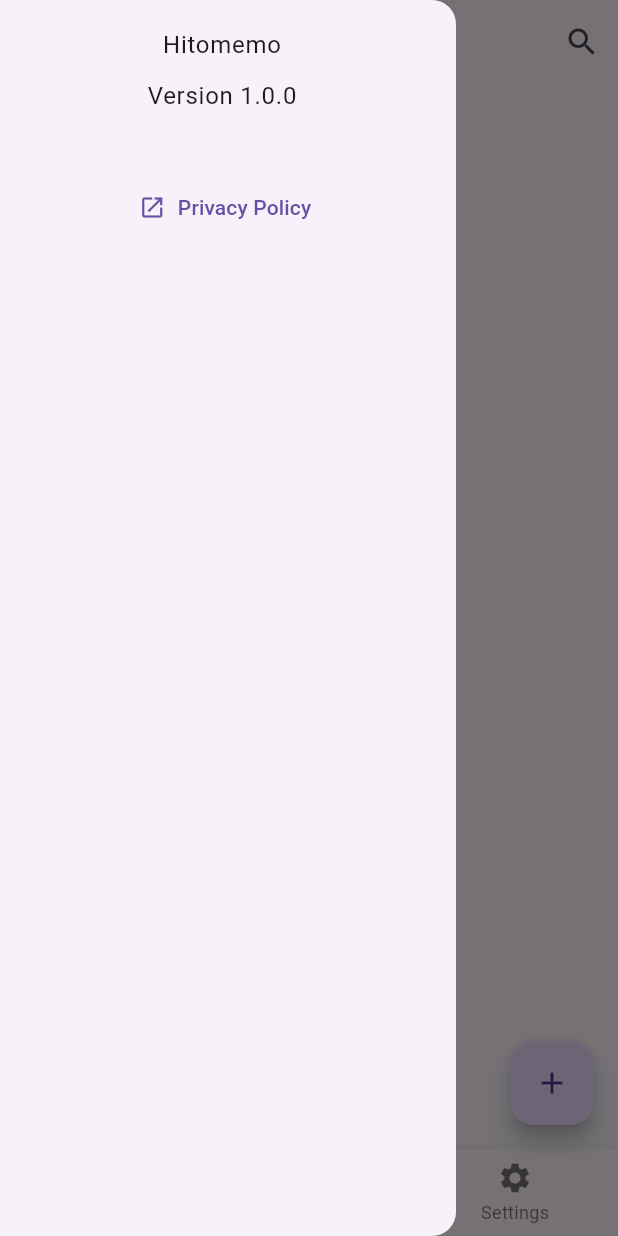
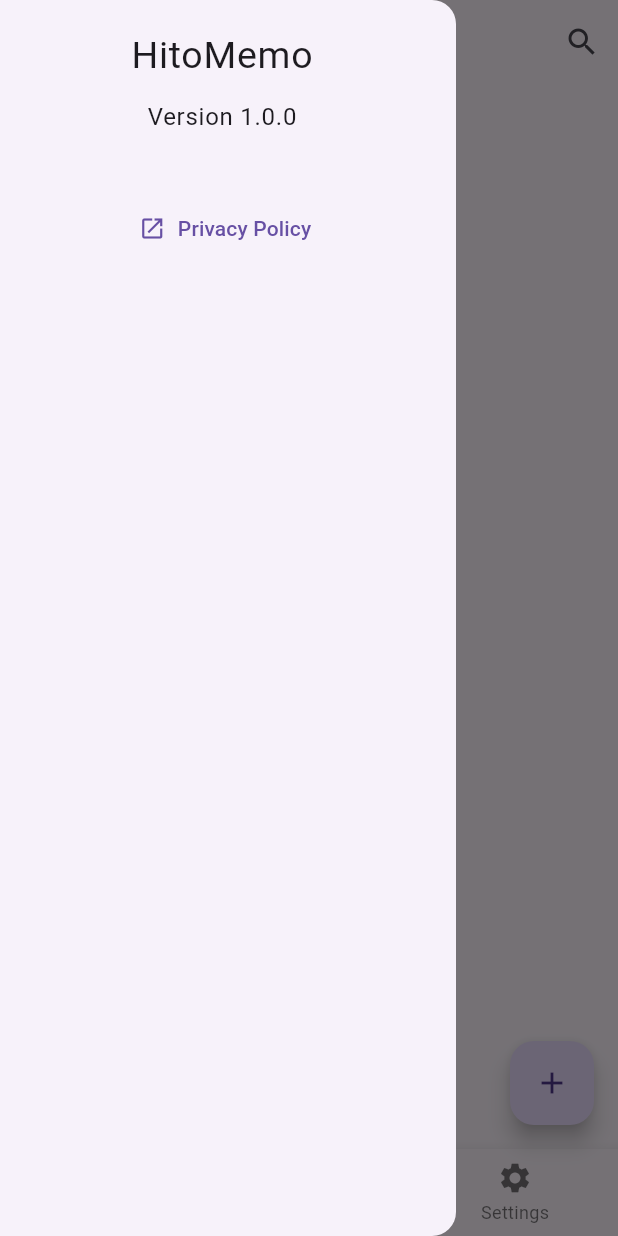
Before and after one commit to kikeda1102/Hitomemo2, a Flutter app: the screen it shows after launch, with the side drawer open, on a phone screen of 412 x 824 dp. Run offline on Flutter 3.47's test engine with Material 2 defaults, Android fonts, the phone set to English and light mode, and no system bars; our stand-ins replace isar; accounts and stored records are empty; generated files the repository leaves out were written again.

```diff
--- a/lib/main.dart
+++ b/lib/main.dart
@@ -4,17 +4,14 @@ import 'package:hito_memo_2/pages/home_page.dart'; // 開始画面用
 import 'package:hito_memo_2/services/isar_service.dart'; // IsarDBの操作用
 
 void main() async {
-  // IsarDBの初期化
+  // IsarDBを使うための初期化の保証
   WidgetsFlutterBinding.ensureInitialized();
-  // isar_service.dartで定義した、IsarServiceクラスのインスタンス化
-  final isarService = IsarService();
   // アプリの起動
-  runApp(MyApp(service: isarService));
+  runApp(MyApp());
 }
 
 class MyApp extends StatelessWidget {
-  final IsarService service;
-  const MyApp({Key? key, required this.service}) : super(key: key);
+  const MyApp({Key? key}) : super(key: key);
 
   @override
   Widget build(BuildContext context) {
@@ -25,7 +22,7 @@ class MyApp extends StatelessWidget {
         useMaterial3: true,
         primarySwatch: Colors.blueGrey,
       ),
-      home: HomePage(service: service),
+      home: MainPage(),
       // home: const Placeholder(), // for debug
     );
   }
--- a/lib/pages/home_page.dart
+++ b/lib/pages/home_page.dart
@@ -5,10 +5,28 @@ import 'package:hito_memo_2/pages/register_profile_page.dart';
 import 'package:hito_memo_2/pages/profile_detail_page.dart';
 import 'package:hito_memo_2/models/profile.dart';
 import 'package:hito_memo_2/services/isar_service.dart';
+// import 'package:navigator_scope/navigator_scope.dart'; // BottomAppBarを固定した画面遷移
 
-// ホーム画面
-class HomePage extends StatelessWidget {
-  final IsarService service;
+// メイン画面
+class MainPage extends StatefulWidget {
+  const MainPage({super.key});
+
+  @override
+  State<MainPage> createState() => _MainPageState();
+}
+
+class _MainPageState extends State<MainPage> {
+  // Isar service
+  final IsarService service = IsarService();
+  // ページのindex BottomNavigationBarで切り替える
+  int _currentIndex = 0;
+  final _pageWidgets = [
+    HomeWidget(),
+    QuizWidget(),
+    SettingWidget(),
+  ];
+  // BottomNavigationBarのindexを変更する関数
+  void _onItemTapped(int index) => setState(() => _currentIndex = index);
 
   // profilesのorderを現状順に更新する関数
   void refreshOrder(List<Profile> profiles, IsarService service) {
@@ -29,8 +47,6 @@ class HomePage extends StatelessWidget {
     profiles.then((value) => refreshOrder(value, service));
   }
 
-  const HomePage({Key? key, required this.service}) : super(key: key);
-
   @override
   Widget build(BuildContext context) {
     return Scaffold(
@@ -41,8 +57,9 @@ class HomePage extends StatelessWidget {
               title: Padding(
                 padding: EdgeInsets.all(10.0),
                 child: Column(
+                  crossAxisAlignment: CrossAxisAlignment.center,
                   children: [
-                      Text('Hitomemo'),
+                    Text('HitoMemo', style: TextStyle(fontSize: 25)),
                     SizedBox(height: 10),
                     Text('Version 1.0.0'),
                   ],
@@ -82,7 +99,70 @@ class HomePage extends StatelessWidget {
         ],
       ),
       // profileの一覧表示
-        body: Column(
+      body: _pageWidgets.elementAt(_currentIndex),
+
+      // 新規追加
+      floatingActionButton: FloatingActionButton(
+        onPressed: () {
+          // 現在のprofilesを取得
+          Future<List<Profile>> profiles = service.getAllProfiles();
+          // orderの更新
+          refreshOrderFuture(profiles, service);
+          // RegisterProfilePageへ遷移
+          Navigator.push(
+            context,
+            MaterialPageRoute(
+              builder: (context) => RegisterProfilePage(
+                service: service,
+              ),
+            ),
+          );
+        },
+        child: const Icon(Icons.add),
+      ),
+
+      bottomNavigationBar: BottomNavigationBar(
+        items: const <BottomNavigationBarItem>[
+          BottomNavigationBarItem(
+            icon: Icon(Icons.home),
+            label: 'Home',
+          ),
+          BottomNavigationBarItem(
+            icon: Icon(Icons.quiz),
+            label: 'Quiz',
+          ),
+          BottomNavigationBarItem(
+            icon: Icon(Icons.settings),
+            label: 'Settings',
+          ),
+        ],
+        currentIndex: _currentIndex, // 現在選択されているIndex
+        type: BottomNavigationBarType.fixed,
+        onTap: _onItemTapped, // 選択された時の処理
+      ),
+    );
+  }
+}
+
+// ホーム画面
+class HomeWidget extends StatelessWidget {
+  // Isar serviceを起動
+  final IsarService service = IsarService();
+
+  // profilesのorderを現状順に更新する関数
+  void refreshOrder(List<Profile> profiles, IsarService service) {
+    for (int i = 0; i < profiles.length; i++) {
+      profiles[i] = profiles[i].copyWith(newOrder: i);
+      // 更新をDBに保存
+      service.putProfile(profiles[i]);
+    }
+  }
+
+  HomeWidget({Key? key}) : super(key: key);
+
+  @override
+  Widget build(BuildContext context) {
+    return Column(
       children: [
         Expanded(
           child: Padding(
@@ -164,42 +244,31 @@ class HomePage extends StatelessWidget {
             ),
           ),
         ),
-            // TODO: クイズ機能
       ],
-        ),
-        floatingActionButton: FloatingActionButton(
-          onPressed: () {
-            // 現在のprofilesを取得
-            Future<List<Profile>> profiles = service.getAllProfiles();
-            // orderの更新
-            refreshOrderFuture(profiles, service);
-            // RegisterProfilePageへ遷移
-            Navigator.push(
-              context,
-              MaterialPageRoute(
-                builder: (context) => RegisterProfilePage(
-                  service: service,
-                ),
-              ),
     );
-          },
-          child: const Icon(Icons.add),
-        ),
-        bottomNavigationBar: BottomNavigationBar(
-          items: const [
-            BottomNavigationBarItem(
-              icon: Icon(Icons.home),
-              label: 'Home',
-            ),
-            BottomNavigationBarItem(
-              icon: Icon(Icons.quiz),
-              label: 'Quiz',
-            ),
-            BottomNavigationBarItem(
-              icon: Icon(Icons.settings),
-              label: 'Settings',
-            ),
-          ],
-        ));
   }
 }
+
+// クイズ画面
+class QuizWidget extends StatelessWidget {
+  const QuizWidget({Key? key}) : super(key: key);
+
+  @override
+  Widget build(BuildContext context) {
+    return const Center(
+      child: Text('Quiz'),
+    );
+  }
+}
+
+// 設定画面
+class SettingWidget extends StatelessWidget {
+  const SettingWidget({Key? key}) : super(key: key);
+
+  @override
+  Widget build(BuildContext context) {
+    return const Center(
+      child: Text('Setting'),
+    );
+  }
+}
--- a/pubspec.yaml
+++ b/pubspec.yaml
@@ -14,6 +14,7 @@ dependencies:
   isar_flutter_libs: ^3.1.0+1
   path_provider: ^2.1.1
   url_launcher: ^6.1.14
+  navigator_scope: ^1.0.0-pre
 
 dev_dependencies:
   flutter_test:
```
Also changed, not shown: pubspec.lock, 2 other files. Lines whose indentation alone changed are shown as unchanged.
